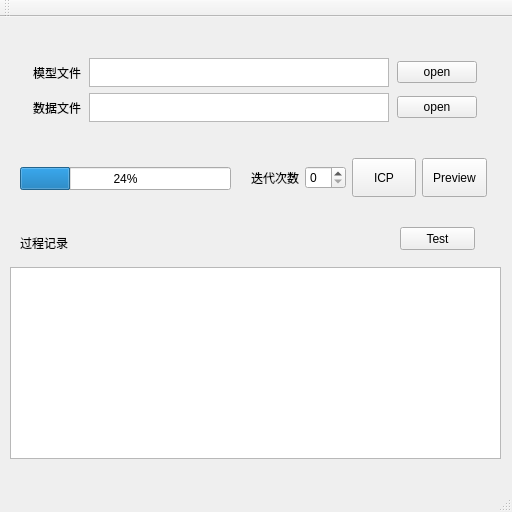
Before: the Qt Designer form pcl-qt_widgets/src/mainwindow.ui in isnow4ever/pcl, drawn with Qt 5.
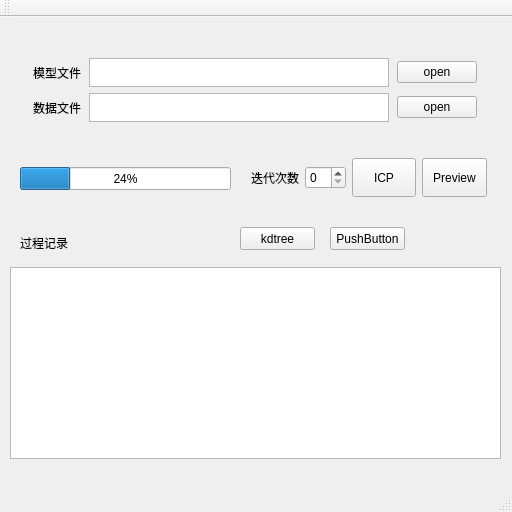
After: the same form once the commit is applied.

Commit message: calculate kdtree in mainwindow

The edit to the form file:
```diff
--- a/pcl-qt_widgets/src/mainwindow.ui
+++ b/pcl-qt_widgets/src/mainwindow.ui
@@ -222,17 +222,30 @@
      <string>过程记录</string>
     </property>
    </widget>
-   <widget class="QPushButton" name="pushButton_4">
+   <widget class="QPushButton" name="pushButton_5">
     <property name="geometry">
      <rect>
-      <x>400</x>
+      <x>240</x>
       <y>210</y>
       <width>75</width>
       <height>23</height>
      </rect>
     </property>
     <property name="text">
-     <string>Test</string>
+     <string>kdtree</string>
+    </property>
+   </widget>
+   <widget class="QPushButton" name="pushButton_6">
+    <property name="geometry">
+     <rect>
+      <x>330</x>
+      <y>210</y>
+      <width>75</width>
+      <height>23</height>
+     </rect>
+    </property>
+    <property name="text">
+     <string>PushButton</string>
     </property>
    </widget>
   </widget>
```
The commit also changes 9 other files.
